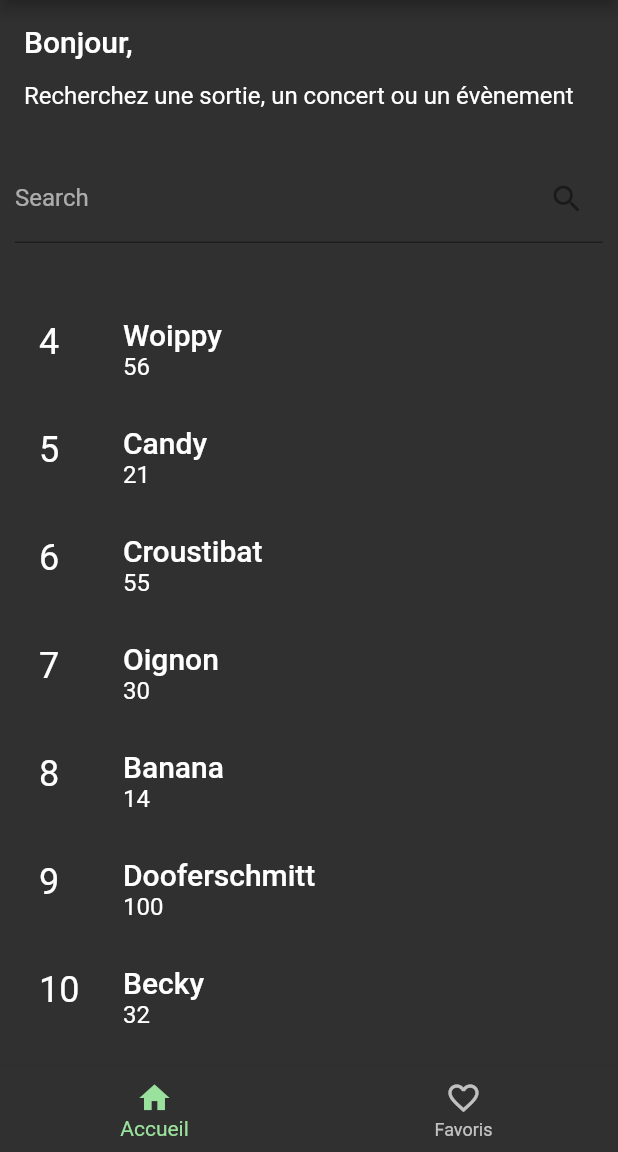
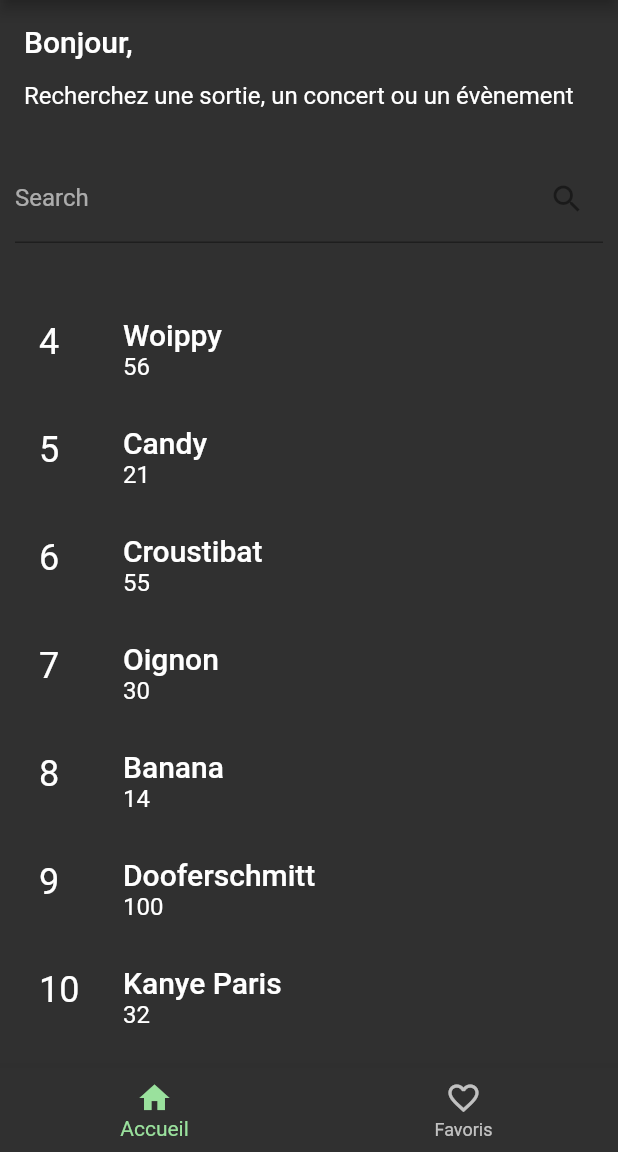
Before and after one commit to bingchillin/3MOC-Flutter-APIsOpenData, a Flutter app: the screen it shows after launch, scrolled down 200 dp, on a phone screen of 412 x 824 dp, the part 84-1236 px from its top. Run offline on Flutter 3.47's test engine with Material 2 defaults, Android fonts, the phone set to English and light mode, and no system bars.

Commit message:
Added comments for clarity

```diff
--- a/lib/widgets/filter.dart
+++ b/lib/widgets/filter.dart
@@ -8,6 +8,7 @@ class FilterWidget extends StatefulWidget {
 }
 
 class _FilterWidgetState extends State<FilterWidget> {
+  // Liste random
   final List<Map<String, dynamic>> _allEvents = [
     {"id": 1, "title": "Paris", "subtitle": 75012},
     {"id": 2, "title": "Lyon", "subtitle": 00},
@@ -18,10 +19,10 @@ class _FilterWidgetState extends State<FilterWidget> {
     {"id": 7, "title": "Oignon", "subtitle": 30},
     {"id": 8, "title": "Banana", "subtitle": 14},
     {"id": 9, "title": "Dooferschmitt", "subtitle": 100},
-    {"id": 10, "title": "Becky", "subtitle": 32},
+    {"id": 10, "title": "Kanye Paris", "subtitle": 32},
   ];
 
-  // This list holds the data for the list view
+  // Liste vide pour stocker les résultats de la recherche
   List<Map<String, dynamic>> _foundEvents = [];
 
   @override
@@ -30,18 +31,19 @@ class _FilterWidgetState extends State<FilterWidget> {
     super.initState();
   }
 
-  // This function is called whenever the text field changes
+  // Fonction de filtre, appelée à chaque changement dans le TextField
   void _runFilter(String enteredKeyword) {
     List<Map<String, dynamic>> results = [];
+    // Affichage de tous les events si le champ de recherche est vide
     if (enteredKeyword.isEmpty) {
-      // if the search field is empty or only contains white-space, we'll display all users
       results = _allEvents;
     } else {
       results = _allEvents
-          .where((event) =>
-              event["title"].toLowerCase().contains(enteredKeyword.toLowerCase()))
+          .where((event) => event["title"]
+              .toLowerCase()
+              .contains(enteredKeyword.toLowerCase()))
           .toList();
-      // we use the toLowerCase() method to make it case-insensitive
+      // toLowerCase() pour rendre la recherche insensible à la casse
     }
 
     setState(() {
@@ -68,24 +70,30 @@ class _FilterWidgetState extends State<FilterWidget> {
               height: 20,
             ),
             Expanded(
+              // Ternaire pour afficher la liste des résultats ou un message si aucun résultat
               child: _foundEvents.isNotEmpty
                   ? ListView.builder(
                       itemCount: _foundEvents.length,
                       itemBuilder: (context, index) => ListTile(
+                        // Id---------------------------------------------------
                         leading: Text(
                           _foundEvents[index]["id"].toString(),
                           style: const TextStyle(
                               fontSize: 24, color: Colors.white),
                         ),
+
+                        // Titre de l'event-------------------------------------
                         title: Text(_foundEvents[index]['title'],
                             style: Theme.of(context).textTheme.titleLarge),
+
+                        // Sous-titre de l'event--------------------------------
                         subtitle: Text(
                             _foundEvents[index]["subtitle"].toString(),
                             style: Theme.of(context).textTheme.titleMedium),
                       ),
                     )
                   : Text(
-                      'No results found',
+                      'Aucun évènement trouvé',
                       style: Theme.of(context).textTheme.titleLarge,
                     ),
             ),
```
